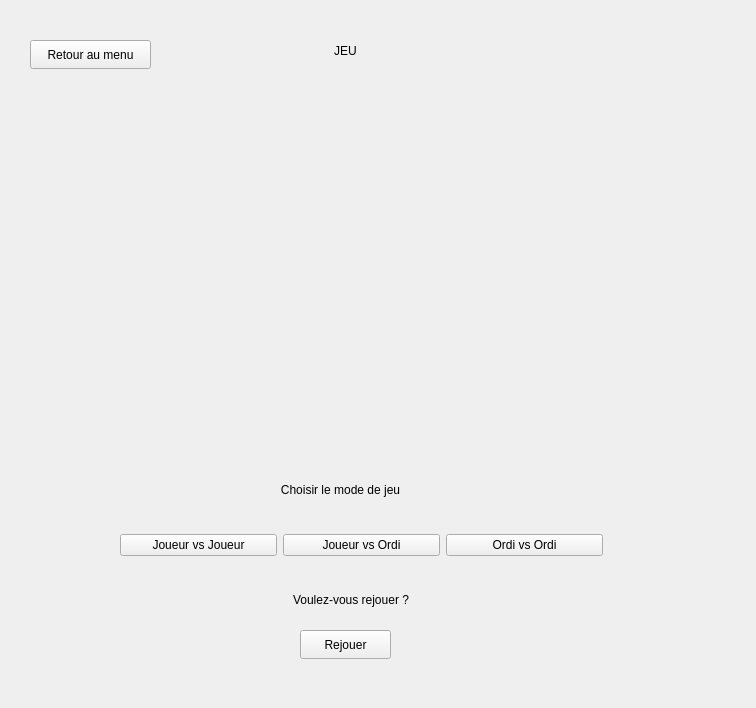
First picture: the form in TP-Refacto/jeugui.ui, repository WRKT/cpp-project, before the edit.
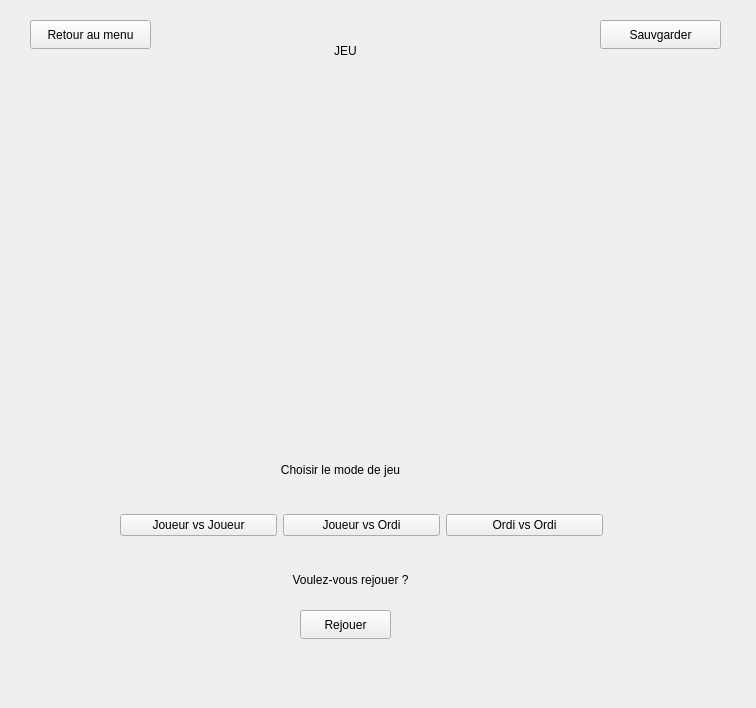
Second picture: the form after the edit.

Commit message: FIX - style et ajout bouton sauvegarde

Diff of the .ui file:
```diff
--- a/TP-Refacto/jeugui.ui
+++ b/TP-Refacto/jeugui.ui
@@ -39,7 +39,7 @@
    <property name="geometry">
     <rect>
      <x>260</x>
-     <y>480</y>
+     <y>460</y>
      <width>161</width>
      <height>20</height>
     </rect>
@@ -55,7 +55,7 @@
    <property name="geometry">
     <rect>
      <x>120</x>
-     <y>520</y>
+     <y>500</y>
      <width>483</width>
      <height>51</height>
     </rect>
@@ -105,9 +105,9 @@
   <widget class="QLabel" name="labelRejouer">
    <property name="geometry">
     <rect>
-     <x>280</x>
-     <y>590</y>
-     <width>142</width>
+     <x>270</x>
+     <y>570</y>
+     <width>161</width>
      <height>20</height>
     </rect>
    </property>
@@ -122,7 +122,7 @@
    <property name="geometry">
     <rect>
      <x>30</x>
-     <y>40</y>
+     <y>20</y>
      <width>121</width>
      <height>29</height>
     </rect>
@@ -135,7 +135,7 @@
    <property name="geometry">
     <rect>
      <x>300</x>
-     <y>630</y>
+     <y>610</y>
      <width>91</width>
      <height>29</height>
     </rect>
@@ -144,6 +144,19 @@
     <string>Rejouer</string>
    </property>
   </widget>
+  <widget class="QPushButton" name="saveButton">
+   <property name="geometry">
+    <rect>
+     <x>600</x>
+     <y>20</y>
+     <width>121</width>
+     <height>29</height>
+    </rect>
+   </property>
+   <property name="text">
+    <string>Sauvgarder</string>
+   </property>
+  </widget>
  </widget>
  <resources/>
  <connections/>
```
The commit also changes 1 other file.
